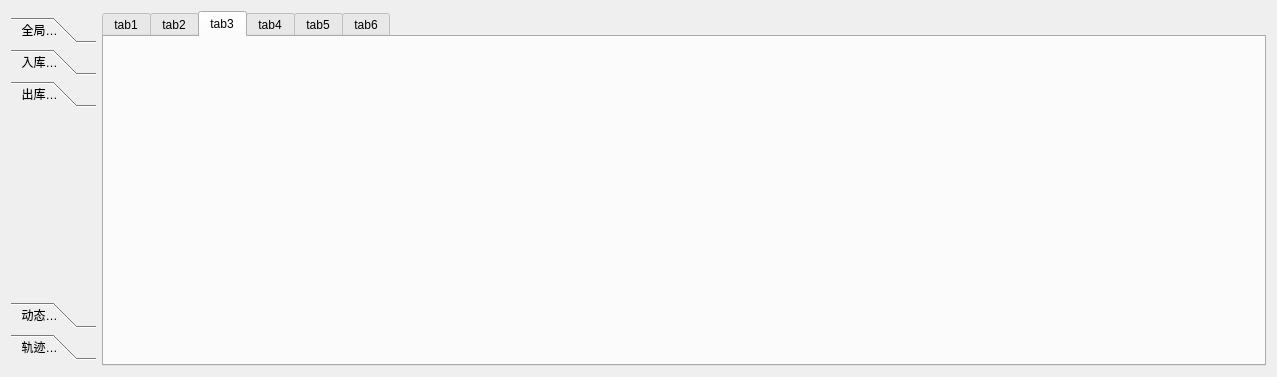
Above: Deca/views/GraphicsWidget.ui from summerfll/wms before the change. Below: the same form after it.
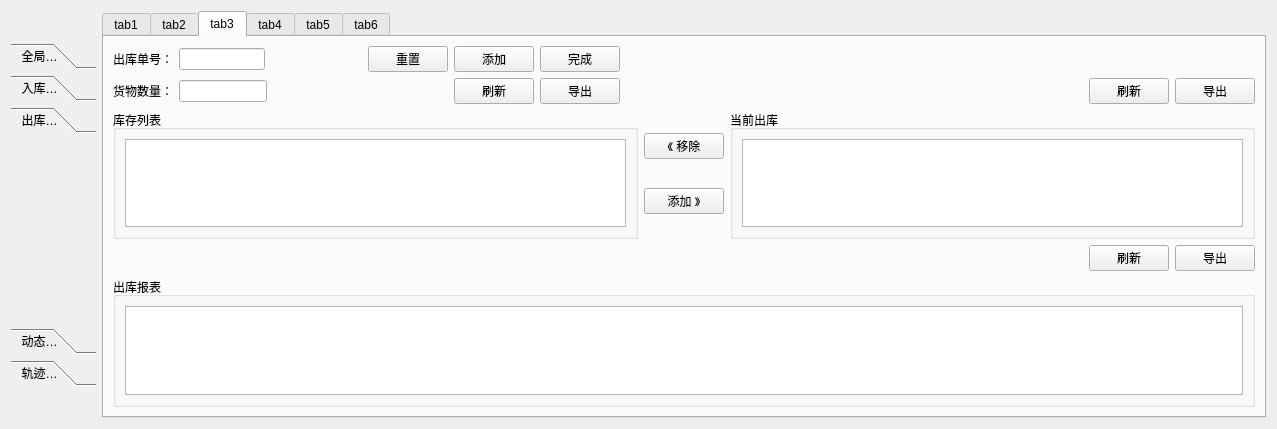
That is the form after the change. The open tabs and pages were chosen to show the change. Custom widgets are drawn as their Qt base class.

Commit message: add 出库布布局

```diff
--- a/Deca/views/GraphicsWidget.ui
+++ b/Deca/views/GraphicsWidget.ui
@@ -7,7 +7,7 @@
     <x>0</x>
     <y>0</y>
     <width>1277</width>
-    <height>377</height>
+    <height>429</height>
    </rect>
   </property>
   <property name="windowTitle">
@@ -539,6 +539,225 @@
       <attribute name="title">
        <string>tab3</string>
       </attribute>
+      <layout class="QGridLayout" name="gridLayout_7">
+       <item row="0" column="0">
+        <layout class="QHBoxLayout" name="horizontalLayout_6">
+         <item>
+          <widget class="QLabel" name="label_3">
+           <property name="text">
+            <string>出库单号：</string>
+           </property>
+          </widget>
+         </item>
+         <item>
+          <widget class="QLineEdit" name="lineEdit_3"/>
+         </item>
+         <item>
+          <spacer name="horizontalSpacer_2">
+           <property name="orientation">
+            <enum>Qt::Horizontal</enum>
+           </property>
+           <property name="sizeHint" stdset="0">
+            <size>
+             <width>118</width>
+             <height>20</height>
+            </size>
+           </property>
+          </spacer>
+         </item>
+         <item>
+          <widget class="QPushButton" name="pushButton_17">
+           <property name="text">
+            <string>重置</string>
+           </property>
+          </widget>
+         </item>
+         <item>
+          <widget class="QPushButton" name="pushButton_18">
+           <property name="text">
+            <string>添加</string>
+           </property>
+          </widget>
+         </item>
+         <item>
+          <widget class="QPushButton" name="pushButton_19">
+           <property name="text">
+            <string>完成</string>
+           </property>
+          </widget>
+         </item>
+        </layout>
+       </item>
+       <item row="1" column="0">
+        <layout class="QHBoxLayout" name="horizontalLayout_7">
+         <item>
+          <widget class="QLabel" name="label_4">
+           <property name="text">
+            <string>货物数量：</string>
+           </property>
+          </widget>
+         </item>
+         <item>
+          <widget class="QLineEdit" name="lineEdit_4"/>
+         </item>
+         <item>
+          <spacer name="horizontalSpacer_5">
+           <property name="orientation">
+            <enum>Qt::Horizontal</enum>
+           </property>
+           <property name="sizeHint" stdset="0">
+            <size>
+             <width>200</width>
+             <height>20</height>
+            </size>
+           </property>
+          </spacer>
+         </item>
+         <item>
+          <widget class="QPushButton" name="pushButton_22">
+           <property name="text">
+            <string>刷新</string>
+           </property>
+          </widget>
+         </item>
+         <item>
+          <widget class="QPushButton" name="pushButton_20">
+           <property name="text">
+            <string>导出</string>
+           </property>
+          </widget>
+         </item>
+        </layout>
+       </item>
+       <item row="1" column="1">
+        <spacer name="horizontalSpacer_3">
+         <property name="orientation">
+          <enum>Qt::Horizontal</enum>
+         </property>
+         <property name="sizeHint" stdset="0">
+          <size>
+           <width>500</width>
+           <height>20</height>
+          </size>
+         </property>
+        </spacer>
+       </item>
+       <item row="1" column="2">
+        <layout class="QHBoxLayout" name="horizontalLayout_9">
+         <item>
+          <widget class="QPushButton" name="pushButton_23">
+           <property name="text">
+            <string>刷新</string>
+           </property>
+          </widget>
+         </item>
+         <item>
+          <widget class="QPushButton" name="pushButton_21">
+           <property name="text">
+            <string>导出</string>
+           </property>
+          </widget>
+         </item>
+        </layout>
+       </item>
+       <item row="2" column="0" colspan="3">
+        <layout class="QVBoxLayout" name="verticalLayout_4">
+         <item>
+          <layout class="QHBoxLayout" name="horizontalLayout_11">
+           <item>
+            <widget class="QGroupBox" name="groupBox">
+             <property name="title">
+              <string>库存列表</string>
+             </property>
+             <layout class="QGridLayout" name="gridLayout_4">
+              <item row="0" column="0">
+               <widget class="QTableView" name="tableView_3"/>
+              </item>
+             </layout>
+            </widget>
+           </item>
+           <item>
+            <layout class="QVBoxLayout" name="verticalLayout_3">
+             <item>
+              <widget class="QPushButton" name="pushButton_15">
+               <property name="text">
+                <string>《 移除</string>
+               </property>
+              </widget>
+             </item>
+             <item>
+              <widget class="QPushButton" name="pushButton_16">
+               <property name="text">
+                <string>添加 》</string>
+               </property>
+              </widget>
+             </item>
+            </layout>
+           </item>
+           <item>
+            <widget class="QGroupBox" name="groupBox_2">
+             <property name="title">
+              <string>当前出库</string>
+             </property>
+             <layout class="QGridLayout" name="gridLayout_5">
+              <item row="0" column="0">
+               <widget class="QTableView" name="tableView_4"/>
+              </item>
+             </layout>
+            </widget>
+           </item>
+          </layout>
+         </item>
+         <item>
+          <layout class="QHBoxLayout" name="horizontalLayout_12">
+           <item>
+            <spacer name="horizontalSpacer_4">
+             <property name="orientation">
+              <enum>Qt::Horizontal</enum>
+             </property>
+             <property name="sizeHint" stdset="0">
+              <size>
+               <width>978</width>
+               <height>20</height>
+              </size>
+             </property>
+            </spacer>
+           </item>
+           <item>
+            <layout class="QHBoxLayout" name="horizontalLayout_10">
+             <item>
+              <widget class="QPushButton" name="pushButton_24">
+               <property name="text">
+                <string>刷新</string>
+               </property>
+              </widget>
+             </item>
+             <item>
+              <widget class="QPushButton" name="pushButton_25">
+               <property name="text">
+                <string>导出</string>
+               </property>
+              </widget>
+             </item>
+            </layout>
+           </item>
+          </layout>
+         </item>
+         <item>
+          <widget class="QGroupBox" name="groupBox_3">
+           <property name="title">
+            <string>出库报表</string>
+           </property>
+           <layout class="QGridLayout" name="gridLayout_6">
+            <item row="0" column="0">
+             <widget class="QTableView" name="tableView_5"/>
+            </item>
+           </layout>
+          </widget>
+         </item>
+        </layout>
+       </item>
+      </layout>
      </widget>
      <widget class="QWidget" name="tab_5">
       <attribute name="title">
```
Left out of the diff: 4 changed lines with no effect on the pictures. The commit also changes 4 other files.
